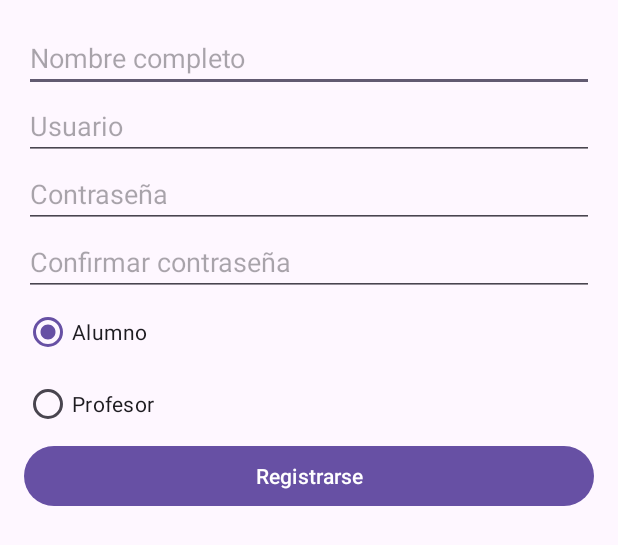
After one commit to SEH0UL/PictoVoice, an Android app: the layout activity_register.xml on its own in the app's theme, with its tools: preview values and no code run, on a phone screen of 412 x 824 dp. The commit adds this screen. Shown: the top 545 px of the screen. Run offline under Robolectric (Android 15) with nearby library versions, the phone set to English and light mode, and no system bars.

```diff
--- /dev/null
+++ b/app/src/main/res/layout/activity_register.xml
@@ -0,0 +1,63 @@
+<?xml version="1.0" encoding="utf-8"?>
+<ScrollView xmlns:android="http://schemas.android.com/apk/res/android"
+    android:layout_width="match_parent"
+    android:layout_height="match_parent">
+
+    <LinearLayout
+        android:layout_width="match_parent"
+        android:layout_height="wrap_content"
+        android:orientation="vertical"
+        android:padding="16dp">
+
+        <EditText
+            android:id="@+id/etFullName"
+            android:layout_width="match_parent"
+            android:layout_height="wrap_content"
+            android:hint="Nombre completo"/>
+
+        <EditText
+            android:id="@+id/etUsername"
+            android:layout_width="match_parent"
+            android:layout_height="wrap_content"
+            android:hint="Usuario"/>
+
+        <EditText
+            android:id="@+id/etPassword"
+            android:layout_width="match_parent"
+            android:layout_height="wrap_content"
+            android:hint="Contraseña"
+            android:inputType="textPassword"/>
+
+        <EditText
+            android:id="@+id/etConfirmPassword"
+            android:layout_width="match_parent"
+            android:layout_height="wrap_content"
+            android:hint="Confirmar contraseña"
+            android:inputType="textPassword"/>
+
+        <RadioGroup
+            android:id="@+id/rgRole"
+            android:layout_width="match_parent"
+            android:layout_height="wrap_content">
+
+            <RadioButton
+                android:id="@+id/rbStudent"
+                android:layout_width="match_parent"
+                android:layout_height="wrap_content"
+                android:text="Alumno"
+                android:checked="true"/>
+
+            <RadioButton
+                android:id="@+id/rbTeacher"
+                android:layout_width="match_parent"
+                android:layout_height="wrap_content"
+                android:text="Profesor"/>
+        </RadioGroup>
+
+        <Button
+            android:id="@+id/btnRegister"
+            android:layout_width="match_parent"
+            android:layout_height="wrap_content"
+            android:text="Registrarse"/>
+    </LinearLayout>
+</ScrollView>
--- a/build.gradle.kts
+++ b/build.gradle.kts
@@ -2,4 +2,5 @@
 plugins {
     alias(libs.plugins.android.application) apply false
     alias(libs.plugins.kotlin.android) apply false
+    id("com.google.gms.google-services") version "4.4.2" apply false
 }
```
Also changed, not shown: app/build.gradle.kts (+7 -0 lines), app/src/main/java/com/example/pictovoice/Data/Model/Pictogram.kt (added, +10 -0 lines), app/src/main/java/com/example/pictovoice/HomeActivity.kt (+26 -1 lines), app/src/main/java/com/example/pictovoice/MainActivity.kt (+24 -18 lines), app/src/main/java/com/example/pictovoice/RegisterActivity.kt (+82 -1 lines), app/src/main/java/com/example/pictovoice/adapters/PictogramAdapter.kt (added, +34 -0 lines), app/src/main/res/layout/activity_home.xml (added, +26 -0 lines), app/src/main/res/layout/item_pictogram.xml (added, +20 -0 lines), gradle/libs.versions.toml (+8 -0 lines), 1 other file.
